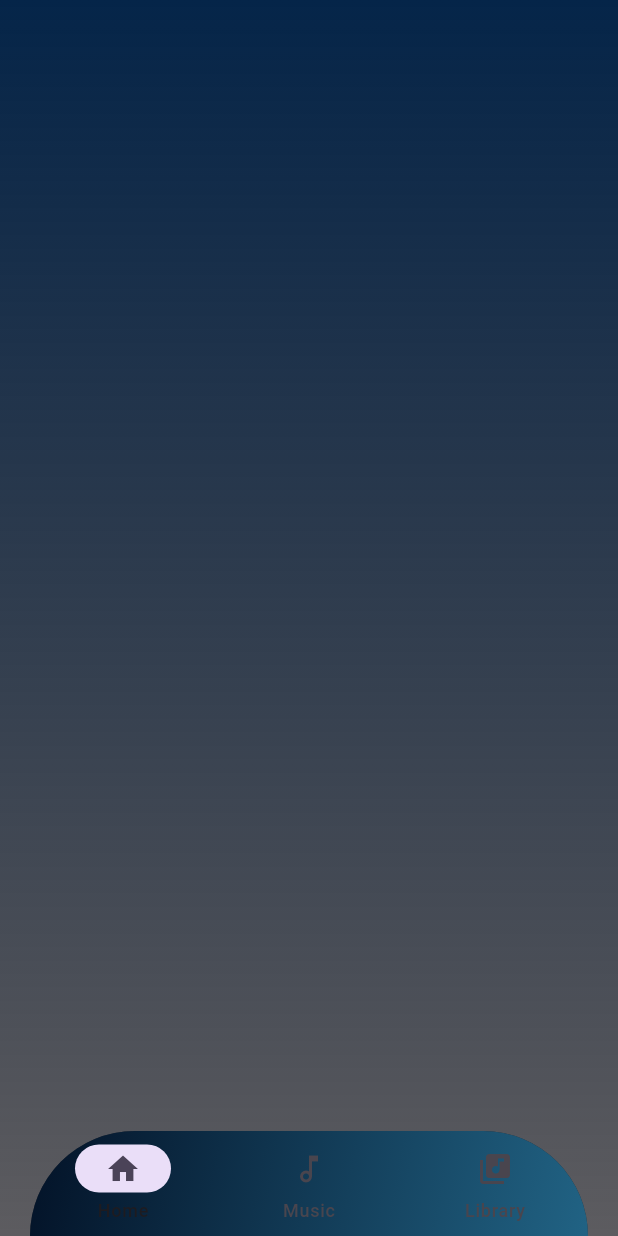
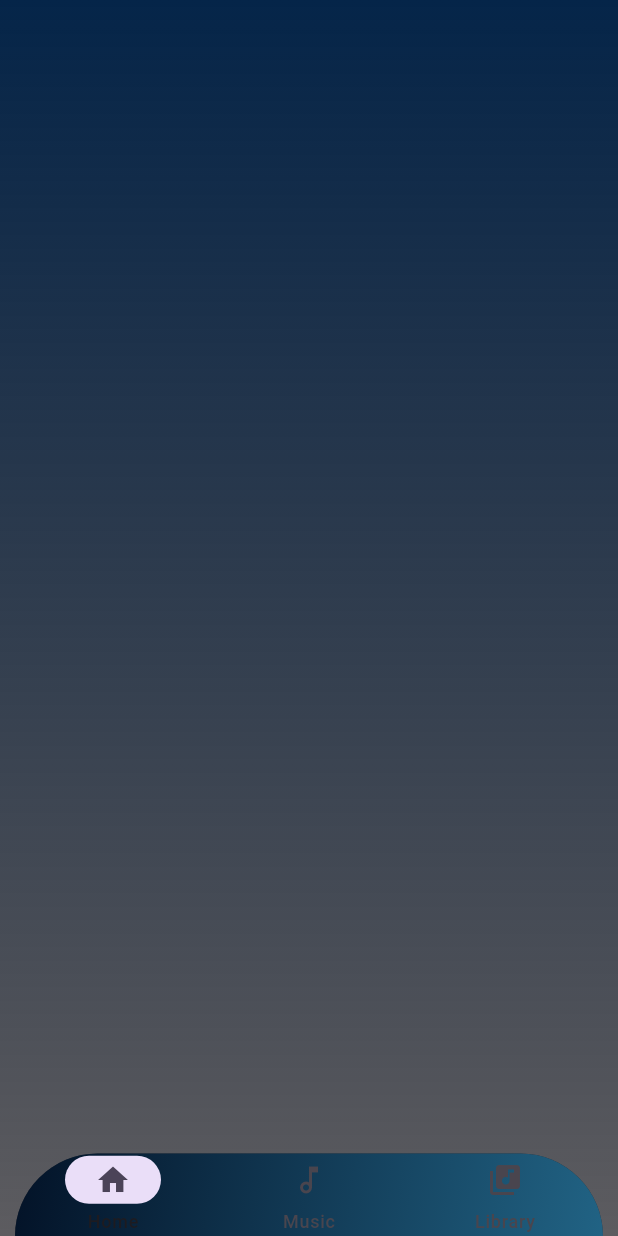
Before and after one commit to ajujacob88/flutter-juzox-music-app, a Flutter app: the screen it shows after launch, on a phone screen of 412 x 824 dp. Run offline on Flutter 3.47's test engine with Material 3 defaults, Android fonts, the phone set to English and light mode, and no system bars; our stand-ins replace just_audio, on_audio_query, permission_handler; missing offline and left inert: animated_music_indicator.

Commit message:
changing the bottom navigation bar theme

```diff
--- a/lib/widgets/juzox_bottom_navigation_bar.dart
+++ b/lib/widgets/juzox_bottom_navigation_bar.dart
@@ -16,9 +16,11 @@ class _JuzoxBottomNavigationBarState extends State<JuzoxBottomNavigationBar> {
   @override
   Widget build(BuildContext context) {
     return Padding(
-      padding: const EdgeInsets.only(left: 20, right: 20),
+      padding: const EdgeInsets.only(left: 10, right: 10),
       child: Container(
         //padding: EdgeInsets.only(left: 20, right: 20),
+        height: 55,
+        // height: 60,
         decoration: const BoxDecoration(
           color: Color.fromARGB(255, 1, 0, 6),
           borderRadius: BorderRadius.only(
@@ -27,15 +29,14 @@ class _JuzoxBottomNavigationBarState extends State<JuzoxBottomNavigationBar> {
           ),
         ),
         child: Container(
-          height: 70,
+          // height: 70,
           decoration: const BoxDecoration(
-            color: Colors.amber,
             // backgroundBlendMode: BlendMode.color,
             borderRadius: BorderRadius.only(
-              // topLeft: Radius.circular(80),
-              // topRight: Radius.circular(80),
-              topLeft: Radius.elliptical(80, 80),
-              topRight: Radius.elliptical(80, 80),
+              topLeft: Radius.circular(80),
+              topRight: Radius.circular(80),
+              // topLeft: Radius.elliptical(100, 80),
+              // topRight: Radius.elliptical(100, 80),
             ),
             gradient: LinearGradient(
               colors: [
@@ -70,7 +71,10 @@ class _JuzoxBottomNavigationBarState extends State<JuzoxBottomNavigationBar> {
             destinations: const [
               NavigationDestination(
                 selectedIcon: Icon(Icons.home),
-                icon: Icon(Icons.home_outlined),
+                icon: Icon(
+                  Icons.home_outlined,
+                  // size: 20,
+                ),
                 label: 'Home',
               ),
               NavigationDestination(
```
